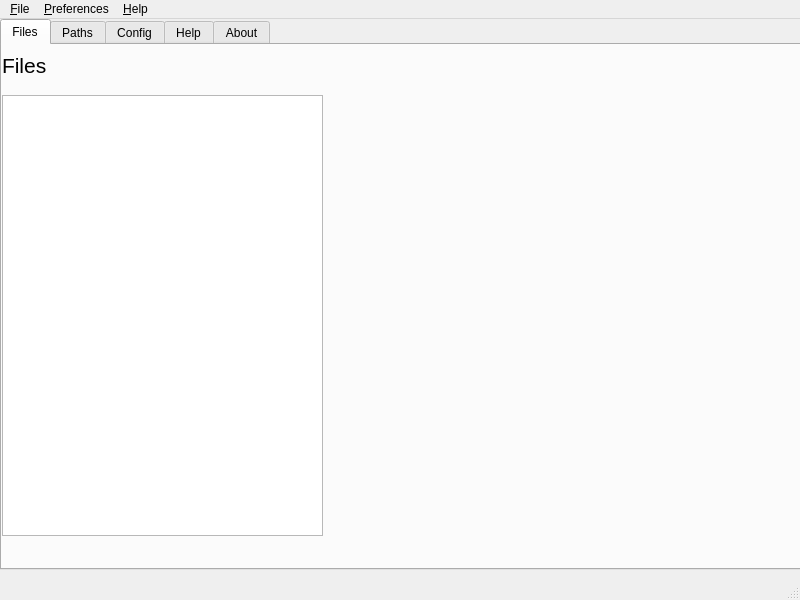
Qt form SearchEngineGUI/mainwindow.ui (kapsimus/Search_engine) before a commit.
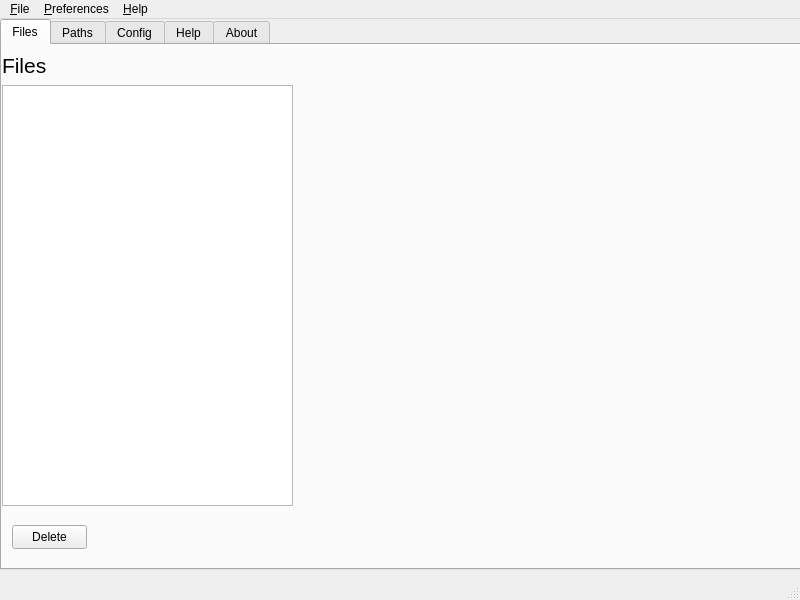
The same form after that commit.

Commit message: added delete to mvc

```diff
--- a/SearchEngineGUI/mainwindow.ui
+++ b/SearchEngineGUI/mainwindow.ui
@@ -54,14 +54,30 @@
           <string>Files</string>
          </property>
         </widget>
-        <widget class="QTableView" name="tableView">
+        <widget class="QListView" name="listView">
          <property name="geometry">
           <rect>
            <x>0</x>
-           <y>50</y>
-           <width>321</width>
-           <height>441</height>
+           <y>40</y>
+           <width>291</width>
+           <height>421</height>
           </rect>
+         </property>
+         <property name="selectionMode">
+          <enum>QAbstractItemView::ExtendedSelection</enum>
+         </property>
+        </widget>
+        <widget class="QPushButton" name="pbDeletePath">
+         <property name="geometry">
+          <rect>
+           <x>10</x>
+           <y>480</y>
+           <width>75</width>
+           <height>24</height>
+          </rect>
+         </property>
+         <property name="text">
+          <string>Delete</string>
          </property>
         </widget>
        </widget>
```
The commit also changes 6 other files.
